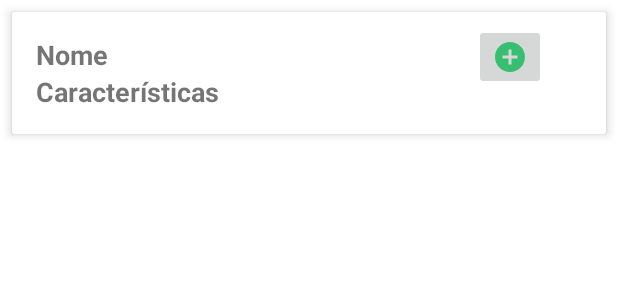
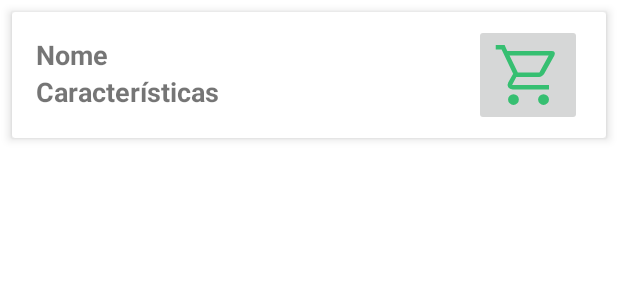
Before and after one commit to Merischessoff/Desafio4pw3, an Android app: the layout adapter_card_icones.xml on its own in the app's theme, with its tools: preview values and no code run, on a phone screen of 412 x 824 dp. Shown: the top 300 px of the screen. Run offline under Robolectric (Android 15) with nearby library versions, the phone set to English and light mode, and no system bars.

Commit message:
iniciando pedido

```diff
--- /dev/null
+++ b/app/src/main/res/drawable/ic_shopping_cart_fill0_wght400_grad0_opsz48_svg.xml
@@ -0,0 +1,10 @@
+<vector xmlns:android="http://schemas.android.com/apk/res/android"
+    android:width="48dp"
+    android:height="48dp"
+    android:viewportWidth="48"
+    android:viewportHeight="48">
+  <path
+      android:pathData="m14.3,44q-1.5,0 -2.5,-1.1 -1.1,-1 -1.1,-2.5 0,-1.5 1.1,-2.6 1,-1 2.5,-1 1.5,0 2.6,1 1,1.1 1,2.6 0,1.5 -1,2.5 -1.1,1.1 -2.6,1.1zM34.3,44q-1.4,0 -2.5,-1.1 -1,-1 -1.1,-2.5 0.1,-1.5 1.1,-2.6 1.1,-1 2.5,-1 1.5,0 2.6,1 1.1,1.1 1.1,2.6 0,1.5 -1.1,2.5 -1,1.1 -2.6,1.1zM10.2,8h29.5q1.6,0 2,0.9 0.5,1 -0.2,2.2l-6.8,12.2q-0.5,0.8 -1.4,1.4 -0.9,0.7 -1.9,0.7h-15.2l-2.8,5.2h24.6v3h-24.2q-2.1,0 -3,-1.4 -0.9,-1.4 0,-3.2l3.3,-5.9 -7.7,-16.1h-3.9v-3h5.9zM11.7,11l5.5,11.4h14.4l6.2,-11.4zM17.2,22.4h14.4z"
+      android:fillColor="#36bf71"
+      android:fillType="evenOdd"/>
+</vector>
--- a/app/src/main/res/layout/activity_cadastro_usuario.xml
+++ b/app/src/main/res/layout/activity_cadastro_usuario.xml
@@ -1,5 +1,6 @@
 <?xml version="1.0" encoding="utf-8"?>
-<androidx.constraintlayout.widget.ConstraintLayout xmlns:android="http://schemas.android.com/apk/res/android"
+<ScrollView
+    xmlns:android="http://schemas.android.com/apk/res/android"
     xmlns:app="http://schemas.android.com/apk/res-auto"
     xmlns:tools="http://schemas.android.com/tools"
     android:layout_width="match_parent"
@@ -110,4 +111,4 @@
             android:text="@string/btnCadastrar" />
 
     </androidx.appcompat.widget.LinearLayoutCompat>
-</androidx.constraintlayout.widget.ConstraintLayout>
+</ScrollView>
--- a/app/src/main/res/layout/adapter_card_icones.xml
+++ b/app/src/main/res/layout/adapter_card_icones.xml
@@ -1,5 +1,7 @@
 <?xml version="1.0" encoding="utf-8"?>
-<androidx.cardview.widget.CardView xmlns:android="http://schemas.android.com/apk/res/android"
+
+<androidx.cardview.widget.CardView
+    xmlns:android="http://schemas.android.com/apk/res/android"
     xmlns:app="http://schemas.android.com/apk/res-auto"
 
     android:layout_width="match_parent"
@@ -44,13 +46,12 @@
             android:gravity="center">
 
             <androidx.appcompat.widget.AppCompatImageButton
-                android:id="@+id/btnAdicionar"
+                android:id="@+id/btnFazerPedido"
                 android:layout_width="wrap_content"
                 android:layout_height="wrap_content"
-                android:text="Adicionar"
-                app:srcCompat="@drawable/ic_baseline_add_circle_24"
+                android:text="Fazer pedido"
+                app:srcCompat="@drawable/ic_shopping_cart_fill0_wght400_grad0_opsz48_svg"
                 />
         </androidx.appcompat.widget.LinearLayoutCompat>
     </androidx.appcompat.widget.LinearLayoutCompat>
-
 </androidx.cardview.widget.CardView>
--- a/app/src/main/res/layout/fragment_list_produto.xml
+++ b/app/src/main/res/layout/fragment_list_produto.xml
@@ -1,5 +1,6 @@
 <?xml version="1.0" encoding="utf-8"?>
-<FrameLayout xmlns:android="http://schemas.android.com/apk/res/android"
+<ScrollView
+    xmlns:android="http://schemas.android.com/apk/res/android"
     xmlns:tools="http://schemas.android.com/tools"
     android:layout_width="match_parent"
     android:layout_height="match_parent"
@@ -9,4 +10,5 @@
         android:id="@+id/recyclerView"
         android:layout_width="match_parent"
         android:layout_height="match_parent" />
-</FrameLayout>
+
+</ScrollView>
```
Also changed, not shown: app/src/main/java/com/example/desafio4appgas/adapter/MyAdapter.java (+4 -4 lines), app/src/main/java/com/example/desafio4appgas/fragment/FragmentCadPedido.java (added, +66 -0 lines), app/src/main/java/com/example/desafio4appgas/fragment/FragmentListPedido.java (added, +66 -0 lines), app/src/main/java/com/example/desafio4appgas/fragment/FragmentListProduto.java (+4 -3 lines), app/src/main/java/com/example/desafio4appgas/util/BDUtil.java (+7 -0 lines), app/src/main/res/layout/fragment_cad_pedido.xml (added, +14 -0 lines), app/src/main/res/layout/fragment_list_pedido.xml (added, +14 -0 lines), app/src/main/res/navigation/mobile_navigation.xml (+18 -2 lines).
